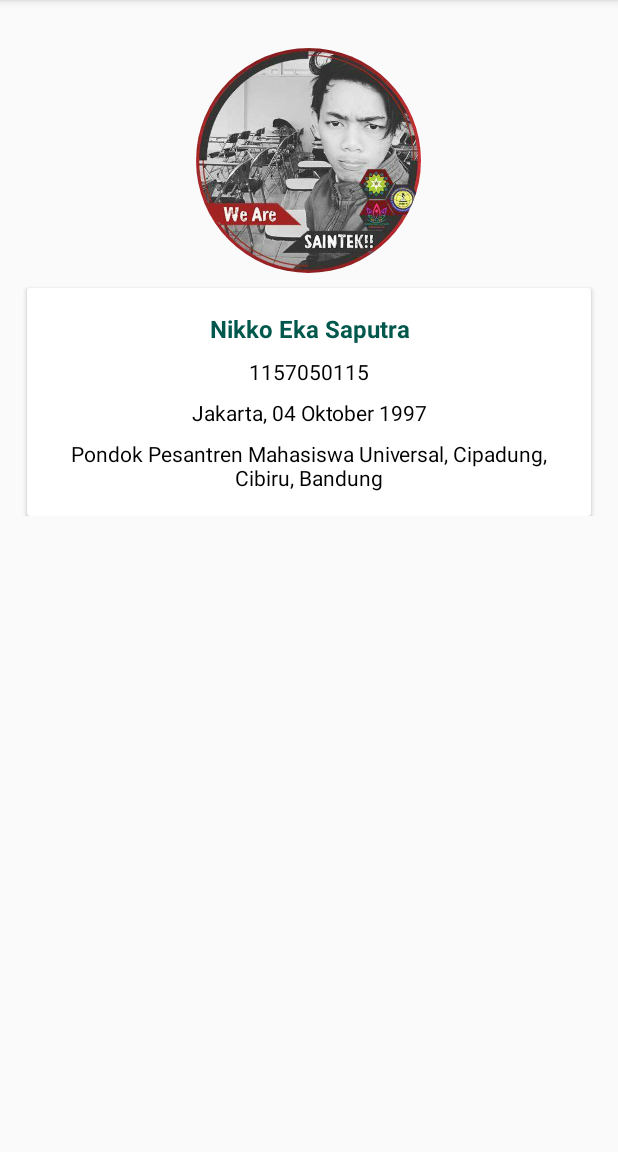
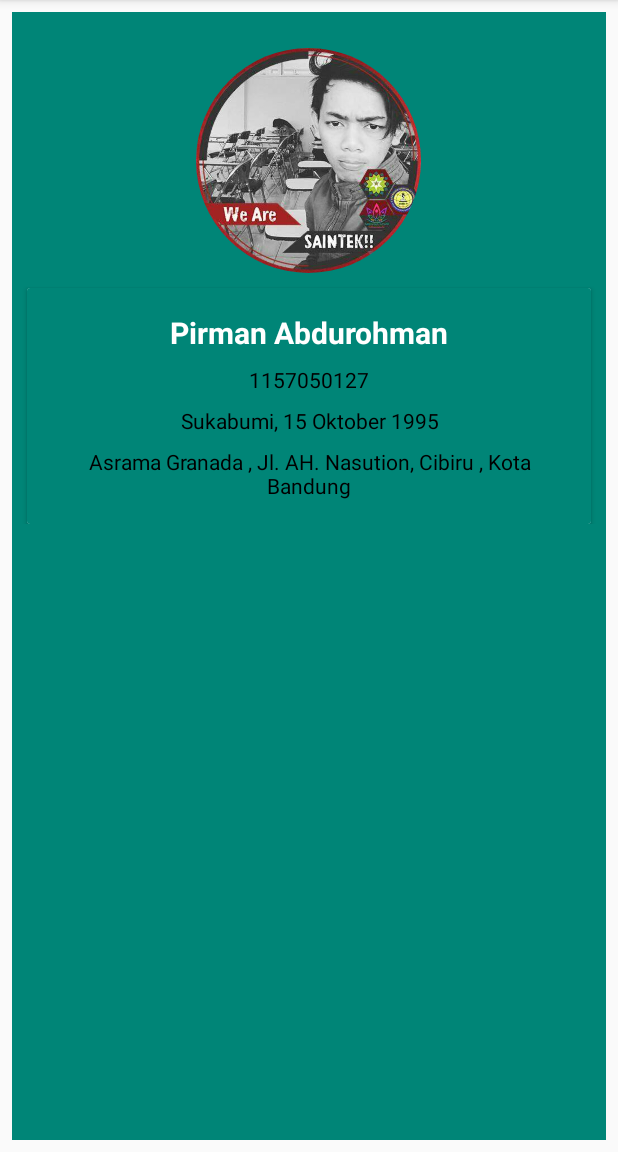
Before and after one commit to Hafizhjismi18/UTS_1157050065, an Android app: the screen it shows after launch (MainActivity), on a phone screen of 412 x 824 dp, the part 84-1236 px from its top. Run offline under Robolectric (Android 15) with nearby library versions, the phone set to English and light mode, and no system bars; our stand-ins replace ButterKnife; plain views replace CircularImageView.

Commit message:
change fragment

```diff
--- a/app/src/main/java/com/genesiss/pimenvibritania/uts_11570550127/fragment/HomeFragment.java
+++ b/app/src/main/java/com/genesiss/pimenvibritania/uts_11570550127/fragment/HomeFragment.java
@@ -43,9 +43,9 @@ public class HomeFragment extends Fragment {
     }
 
     private void initUI() {
-        txtNama.setText("Nikko Eka Saputra");
-        txtNim.setText("1157050115");
-        txtTanggalLahir.setText("Jakarta, 04 Oktober 1997");
-        txtAlamat.setText("Pondok Pesantren Mahasiswa Universal, Cipadung, Cibiru, Bandung");
+        txtNama.setText("Pirman Abdurohman");
+        txtNim.setText("1157050127");
+        txtTanggalLahir.setText("Sukabumi, 15 Oktober 1995");
+        txtAlamat.setText("Asrama Granada , Jl. AH. Nasution, Cibiru , Kota Bandung");
     }
 }
--- a/app/src/main/res/layout/fragment_home.xml
+++ b/app/src/main/res/layout/fragment_home.xml
@@ -3,6 +3,7 @@
     xmlns:tools="http://schemas.android.com/tools"
     android:layout_width="match_parent"
     android:layout_height="match_parent"
+    android:background="@color/colorPrimary"
     android:scrollbars="none">
 
     <LinearLayout
@@ -20,6 +21,7 @@
 
         <android.support.v7.widget.CardView
             android:layout_width="match_parent"
+            android:background="@color/colorPrimary"
             android:layout_height="wrap_content"
             android:layout_marginTop="10dp"
             android:layout_marginRight="10dp"
@@ -29,6 +31,7 @@
                 android:layout_width="match_parent"
                 android:layout_height="wrap_content"
                 android:paddingTop="16dp"
+                android:background="@color/colorPrimary"
                 android:paddingBottom="16dp"
                 android:paddingRight="24dp"
                 android:paddingLeft="24dp"
@@ -38,10 +41,10 @@
                     android:id="@+id/txt_nama"
                     android:layout_width="match_parent"
                     android:layout_height="wrap_content"
-                    android:textSize="16sp"
+                    android:textSize="20sp"
                     android:textStyle="bold"
                     android:gravity="center"
-                    android:textColor="@color/colorPrimaryDark"
+                    android:textColor="@android:color/white"
                     tools:text="Pirman Abdurohman"/>
 
                 <TextView
```
